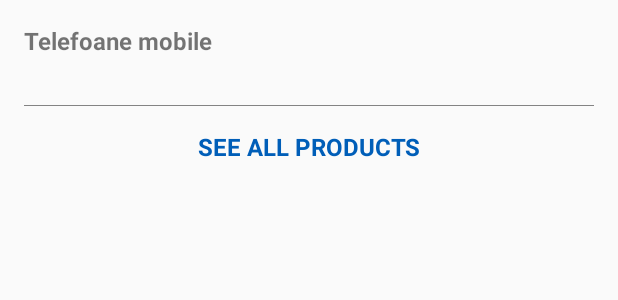
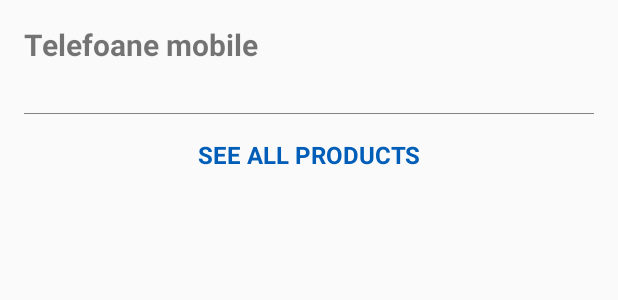
Before and after one commit to DDsix/hackathon_2018, an Android app: the layout item_recommentation.xml on its own in the app's theme, with its tools: preview values and no code run, on a phone screen of 412 x 824 dp. Shown: the top 300 px of the screen. Run offline under Robolectric (Android 15) with nearby library versions, the phone set to English and light mode, and no system bars.

```diff
--- a/app/src/main/res/layout/item_recommentation.xml
+++ b/app/src/main/res/layout/item_recommentation.xml
@@ -12,7 +12,7 @@
             android:layout_height="wrap_content"
             tools:text="Telefoane mobile"
             android:padding="16dp"
-            android:textSize="16sp"
+            android:textSize="20sp"
             android:textStyle="bold"/>
 
     <android.support.v7.widget.RecyclerView
```
Also changed, not shown: app/src/main/java/com/example/danielpopovici/giftfinder/FragmentMyWishlists.kt (+9 -3 lines).
